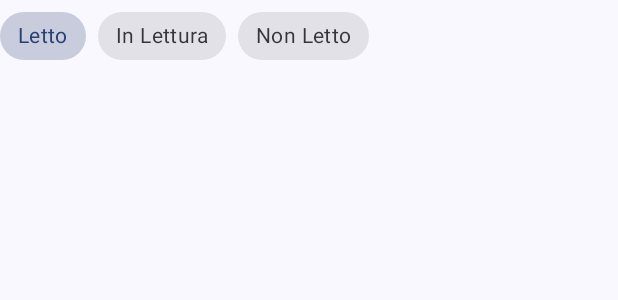
After one commit to enricobolzonello/BookTracker, an Android app: the layout chip_group.xml on its own in the app's theme, with its tools: preview values and no code run, on a phone screen of 412 x 824 dp. The commit adds this screen. Shown: the top 300 px of the screen. Run offline under Robolectric (Android 15) with nearby library versions, the phone set to English and light mode, and no system bars.

Commit message:
filter chips

```diff
--- /dev/null
+++ b/app/src/main/res/layout/chip_group.xml
@@ -0,0 +1,31 @@
+<?xml version="1.0" encoding="utf-8"?>
+<com.google.android.material.chip.ChipGroup
+    xmlns:android="http://schemas.android.com/apk/res/android"
+    xmlns:app="http://schemas.android.com/apk/res-auto"
+    android:layout_width="match_parent"
+    android:layout_height="wrap_content"
+    app:singleLine="true">
+
+    <com.google.android.material.chip.Chip
+        android:id="@+id/ch_letto"
+        android:layout_width="wrap_content"
+        android:layout_height="wrap_content"
+        style="@style/Widget.MaterialComponents.Chip.Choice"
+        android:text="@string/filter_letto"
+        android:checked="true"/>
+
+    <com.google.android.material.chip.Chip
+        android:id="@+id/ch_in_lettura"
+        android:layout_width="wrap_content"
+        android:layout_height="wrap_content"
+        style="@style/Widget.MaterialComponents.Chip.Choice"
+        android:text="@string/filter_in_lettura"/>
+
+    <com.google.android.material.chip.Chip
+        android:id="@+id/ch_non_letto"
+        android:layout_width="wrap_content"
+        android:layout_height="wrap_content"
+        style="@style/Widget.MaterialComponents.Chip.Choice"
+        android:text="@string/filter_non_letto"/>
+
+</com.google.android.material.chip.ChipGroup>
--- a/app/src/main/res/values/strings.xml
+++ b/app/src/main/res/values/strings.xml
@@ -13,4 +13,7 @@
     <string name="author_placeholder">Author</string>
     <string name="thumb_description">Book thumbnail</string>
     <string name="state_description">Book reading state</string>
+    <string name="filter_letto">Letto</string>
+    <string name="filter_in_lettura">In Lettura</string>
+    <string name="filter_non_letto">Non Letto</string>
 </resources>
```
